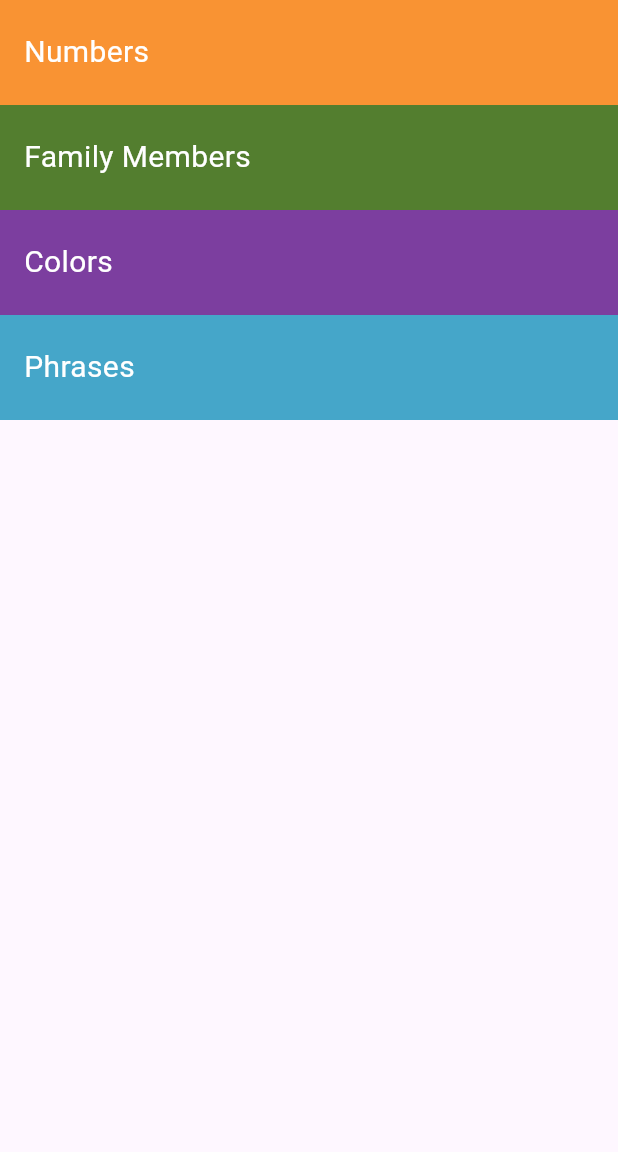
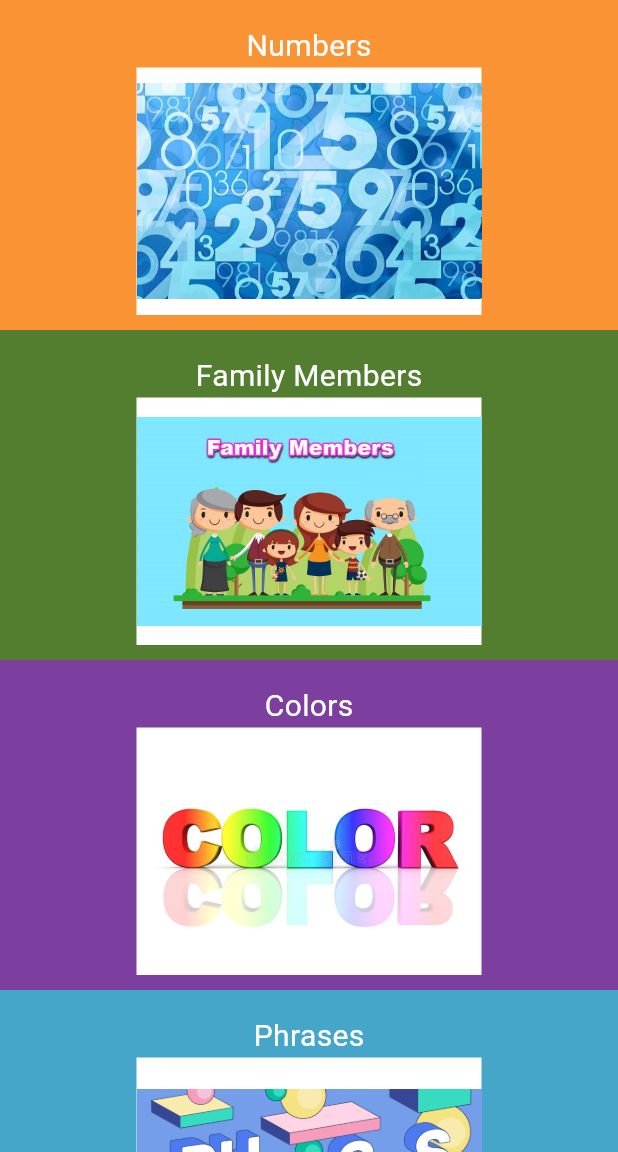
Before and after one commit to MohammeddFawzii/Toku_App, a Flutter app: the screen it shows after launch, on a phone screen of 412 x 824 dp, the part 84-1236 px from its top. Run offline on Flutter 3.47's test engine with Material 2 defaults, Android fonts, the phone set to English and light mode, and no system bars; our stand-ins replace audioplayers.

Commit message:
adding items to views

```diff
--- a/lib/models/categoryModel.dart
+++ b/lib/models/categoryModel.dart
@@ -4,7 +4,8 @@ class CategoryModel {
   final String text;
   final Color color;
   final String distnation;
+  final String image;
 
   CategoryModel(
-      {required this.text, required this.color, required this.distnation});
+      {required this.text, required this.color, required this.distnation , required this.image});
 }
--- a/lib/viwes/homeviwe.dart
+++ b/lib/viwes/homeviwe.dart
@@ -16,18 +16,22 @@ class HomeViwe extends StatelessWidget {
     CategoryModel(
         text: "Numbers",
         color: const Color(0xffF99333),
+        image: "assets/images/CategoryImages/Numbers.jpg",
         distnation: NumbersViwe.id),
     CategoryModel(
         text: "Family Members",
         color: const Color(0xff537E2F),
+        image: "assets/images/CategoryImages/Family.jpg",
         distnation: FamilyMembersViwe.id),
     CategoryModel(
         text: "Colors",
         color: const Color(0xff7C3E9F),
+        image: "assets/images/CategoryImages/Colors.jpg",
         distnation: ColorsViwe.id),
     CategoryModel(
         text: "Phrases",
         color: const Color(0xff45A6C9),
+        image: "assets/images/CategoryImages/Phrases.jpeg",
         distnation: PhrasesViwe.id),
   ];
 
--- a/lib/widgets/categoryItem.dart
+++ b/lib/widgets/categoryItem.dart
@@ -16,12 +16,14 @@ class CategoryItem extends StatelessWidget {
         Navigator.pushNamed(context, categoryModel.distnation);
       },
       child: Container(
-        height: 70,
+        height: 220,
         color: categoryModel.color,
-        child: Align(
-          alignment: Alignment.centerLeft,
+        child: Column(
+          children: [
+            Align(
+              alignment: Alignment.topCenter,
               child: Padding(
-            padding: const EdgeInsets.only(left: 16),
+                padding: const EdgeInsets.only(top: 16),
                 child: Text(
                   categoryModel.text,
                   style: const TextStyle(
@@ -31,6 +33,18 @@ class CategoryItem extends StatelessWidget {
                 ),
               ),
             ),
+            Container(
+              height: 165,
+              width: 230,
+              color: Colors.white,
+              child: SizedBox(
+                height: 160,
+                width: 250,
+                child: Image(image: AssetImage(categoryModel.image)),
+              ),
+            )
+          ],
+        ),
       ),
     );
   }
--- a/pubspec.yaml
+++ b/pubspec.yaml
@@ -68,6 +68,7 @@ flutter:
     - assets/sounds/family_members/
     - assets/sounds/numbers/
     - assets/sounds/phrases/
+    - assets/images/CategoryImages/
 
   # An image asset can refer to one or more resolution-specific "variants", see
   # https://flutter.dev/assets-and-images/#resolution-aware
```
Also changed, not shown: assets/images/CategoryImages/Colors.jpg (added), assets/images/CategoryImages/Family.jpg (added), assets/images/CategoryImages/Numbers.jpg (added), assets/images/CategoryImages/Phrases.jpeg (added). Lines whose indentation alone changed are shown as unchanged.
